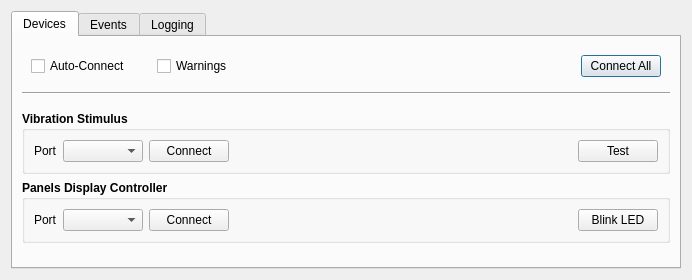
Qt form src/plugin/stampede/stampede_plugin.ui (janelia-idf/bias) before a commit.
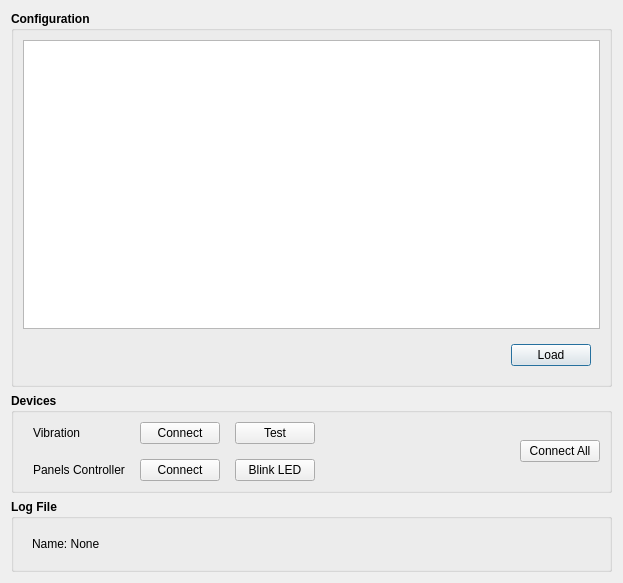
The same form after that commit. The open tabs and pages were chosen to show the change. Custom widgets are drawn as their Qt base class.

Commit message: Worked on stampede plugin.

```diff
--- a/src/plugin/stampede/stampede_plugin.ui
+++ b/src/plugin/stampede/stampede_plugin.ui
@@ -6,151 +6,32 @@
    <rect>
     <x>0</x>
     <y>0</y>
-    <width>692</width>
-    <height>266</height>
+    <width>623</width>
+    <height>583</height>
    </rect>
   </property>
   <property name="windowTitle">
-   <string>Dialog</string>
+   <string>Stampede Plugin Settings</string>
   </property>
-  <layout class="QVBoxLayout" name="verticalLayout">
-   <item>
-    <widget class="QTabWidget" name="settingsTabWidgetPtr">
-     <property name="currentIndex">
-      <number>1</number>
-     </property>
-     <widget class="QWidget" name="devicesTabPtr">
-      <attribute name="title">
-       <string>Devices</string>
-      </attribute>
       <layout class="QVBoxLayout" name="verticalLayout_2">
        <item>
+    <widget class="QGroupBox" name="configGroupBoxPtr">
+     <property name="font">
+      <font>
+       <weight>75</weight>
+       <bold>true</bold>
+      </font>
+     </property>
+     <property name="title">
+      <string>Configuration</string>
+     </property>
+     <layout class="QVBoxLayout" name="verticalLayout">
+      <item>
+       <widget class="QTextEdit" name="configTextEditPtr"/>
+      </item>
+      <item>
         <widget class="QWidget" name="widget" native="true">
-         <layout class="QHBoxLayout" name="horizontalLayout_3">
-          <item>
-           <widget class="QCheckBox" name="devAutoConnectCheckBoxPtr">
-            <property name="text">
-             <string>Auto-Connect</string>
-            </property>
-           </widget>
-          </item>
-          <item>
-           <spacer name="horizontalSpacer_3">
-            <property name="orientation">
-             <enum>Qt::Horizontal</enum>
-            </property>
-            <property name="sizeType">
-             <enum>QSizePolicy::Fixed</enum>
-            </property>
-            <property name="sizeHint" stdset="0">
-             <size>
-              <width>20</width>
-              <height>20</height>
-             </size>
-            </property>
-           </spacer>
-          </item>
-          <item>
-           <widget class="QCheckBox" name="devWarningsCheckBoxPtr">
-            <property name="text">
-             <string>Warnings</string>
-            </property>
-           </widget>
-          </item>
-          <item>
-           <spacer name="horizontalSpacer_4">
-            <property name="orientation">
-             <enum>Qt::Horizontal</enum>
-            </property>
-            <property name="sizeHint" stdset="0">
-             <size>
-              <width>40</width>
-              <height>20</height>
-             </size>
-            </property>
-           </spacer>
-          </item>
-          <item>
-           <widget class="QPushButton" name="devConnectAllPushButtonPtr">
-            <property name="text">
-             <string>Connect All</string>
-            </property>
-           </widget>
-          </item>
-         </layout>
-        </widget>
-       </item>
-       <item>
-        <widget class="Line" name="line">
-         <property name="orientation">
-          <enum>Qt::Horizontal</enum>
-         </property>
-        </widget>
-       </item>
-       <item>
-        <spacer name="verticalSpacer_3">
-         <property name="orientation">
-          <enum>Qt::Vertical</enum>
-         </property>
-         <property name="sizeType">
-          <enum>QSizePolicy::Fixed</enum>
-         </property>
-         <property name="sizeHint" stdset="0">
-          <size>
-           <width>20</width>
-           <height>10</height>
-          </size>
-         </property>
-        </spacer>
-       </item>
-       <item>
-        <widget class="QGroupBox" name="vibrationDevGroupBoxPtr">
-         <property name="font">
-          <font>
-           <weight>75</weight>
-           <bold>true</bold>
-          </font>
-         </property>
-         <property name="title">
-          <string>Vibration Stimulus</string>
-         </property>
          <layout class="QHBoxLayout" name="horizontalLayout_2">
-          <item>
-           <widget class="QLabel" name="label_2">
-            <property name="font">
-             <font>
-              <weight>50</weight>
-              <bold>false</bold>
-             </font>
-            </property>
-            <property name="text">
-             <string>Port</string>
-            </property>
-           </widget>
-          </item>
-          <item>
-           <widget class="QComboBox" name="vibrationDevPortComboBoxPtr">
-            <property name="minimumSize">
-             <size>
-              <width>80</width>
-              <height>0</height>
-             </size>
-            </property>
-           </widget>
-          </item>
-          <item>
-           <widget class="QPushButton" name="vibrationDevConnectPushButtonPtr">
-            <property name="font">
-             <font>
-              <weight>50</weight>
-              <bold>false</bold>
-             </font>
-            </property>
-            <property name="text">
-             <string>Connect</string>
-            </property>
-           </widget>
-          </item>
           <item>
            <spacer name="horizontalSpacer_2">
             <property name="orientation">
@@ -158,14 +39,14 @@
             </property>
             <property name="sizeHint" stdset="0">
              <size>
-              <width>376</width>
+             <width>481</width>
               <height>20</height>
              </size>
             </property>
            </spacer>
           </item>
           <item>
-           <widget class="QPushButton" name="vibrationDevTestPushButtonPtr">
+          <widget class="QPushButton" name="loadConfigPushButtonPtr">
             <property name="font">
              <font>
               <weight>50</weight>
@@ -173,15 +54,18 @@
              </font>
             </property>
             <property name="text">
-             <string>Test</string>
+            <string>Load</string>
             </property>
            </widget>
           </item>
          </layout>
         </widget>
        </item>
+     </layout>
+    </widget>
+   </item>
        <item>
-        <widget class="QGroupBox" name="panelsDevGroupBox">
+    <widget class="QGroupBox" name="devicesGroupBoxPtr">
          <property name="font">
           <font>
            <weight>75</weight>
@@ -189,33 +73,18 @@
           </font>
          </property>
          <property name="title">
-          <string>Panels Display Controller</string>
+      <string>Devices</string>
          </property>
          <layout class="QHBoxLayout" name="horizontalLayout">
           <item>
-           <widget class="QLabel" name="label">
-            <property name="font">
-             <font>
-              <weight>50</weight>
-              <bold>false</bold>
-             </font>
-            </property>
-            <property name="text">
-             <string>Port</string>
-            </property>
-           </widget>
-          </item>
-          <item>
-           <widget class="QComboBox" name="panelsDevPortComboBoxPtr">
-            <property name="minimumSize">
-             <size>
-              <width>80</width>
-              <height>0</height>
-             </size>
-            </property>
-           </widget>
-          </item>
-          <item>
+       <layout class="QGridLayout" name="gridLayout">
+        <property name="leftMargin">
+         <number>10</number>
+        </property>
+        <property name="spacing">
+         <number>15</number>
+        </property>
+        <item row="1" column="1">
            <widget class="QPushButton" name="panelsDevConnectPushButtonPtr">
             <property name="font">
              <font>
@@ -228,20 +97,7 @@
             </property>
            </widget>
           </item>
-          <item>
-           <spacer name="horizontalSpacer">
-            <property name="orientation">
-             <enum>Qt::Horizontal</enum>
-            </property>
-            <property name="sizeHint" stdset="0">
-             <size>
-              <width>376</width>
-              <height>20</height>
-             </size>
-            </property>
-           </spacer>
-          </item>
-          <item>
+        <item row="1" column="2">
            <widget class="QPushButton" name="panelsDevBlinkPushButtonPtr">
             <property name="font">
              <font>
@@ -254,156 +110,8 @@
             </property>
            </widget>
           </item>
-         </layout>
-        </widget>
-       </item>
-       <item>
-        <spacer name="verticalSpacer">
-         <property name="orientation">
-          <enum>Qt::Vertical</enum>
-         </property>
-         <property name="sizeHint" stdset="0">
-          <size>
-           <width>20</width>
-           <height>77</height>
-          </size>
-         </property>
-        </spacer>
-       </item>
-      </layout>
-     </widget>
-     <widget class="QWidget" name="parametersTabPtr">
-      <attribute name="title">
-       <string>Events</string>
-      </attribute>
-      <layout class="QVBoxLayout" name="verticalLayout_3">
-       <item>
-        <widget class="bias::StampedeEventWidget" name="vibrationEventWidgetPtr" native="true"/>
-       </item>
-       <item>
-        <widget class="bias::StampedeEventWidget" name="displayEventWidgetPtr" native="true"/>
-       </item>
-       <item>
-        <widget class="QWidget" name="widget_2" native="true">
-         <layout class="QHBoxLayout" name="horizontalLayout_6">
-          <item>
-           <widget class="QWidget" name="widget_5" native="true">
-            <layout class="QHBoxLayout" name="horizontalLayout_4">
-             <item>
-              <widget class="QLabel" name="label_6">
-               <property name="text">
-                <string> Start (t=0)</string>
-               </property>
-              </widget>
-             </item>
-             <item>
-              <spacer name="horizontalSpacer_5">
-               <property name="orientation">
-                <enum>Qt::Horizontal</enum>
-               </property>
-               <property name="sizeHint" stdset="0">
-                <size>
-                 <width>399</width>
-                 <height>20</height>
-                </size>
-               </property>
-              </spacer>
-             </item>
-             <item>
-              <widget class="QLabel" name="stopTimeLabelPtr">
-               <property name="text">
-                <string>Stop (t=5 sec)</string>
-               </property>
-              </widget>
-             </item>
-            </layout>
-           </widget>
-          </item>
-         </layout>
-        </widget>
-       </item>
-       <item>
-        <spacer name="verticalSpacer_2">
-         <property name="orientation">
-          <enum>Qt::Vertical</enum>
-         </property>
-         <property name="sizeHint" stdset="0">
-          <size>
-           <width>20</width>
-           <height>129</height>
-          </size>
-         </property>
-        </spacer>
-       </item>
-      </layout>
-     </widget>
-     <widget class="QWidget" name="LoggingTabPtr">
-      <attribute name="title">
-       <string>Logging</string>
-      </attribute>
-      <layout class="QVBoxLayout" name="verticalLayout_5">
-       <item>
-        <widget class="QGroupBox" name="logDataGroupBoxPtr">
-         <property name="font">
-          <font>
-           <weight>75</weight>
-           <bold>true</bold>
-          </font>
-         </property>
-         <property name="title">
-          <string>Data</string>
-         </property>
-         <layout class="QGridLayout" name="gridLayout">
-          <item row="3" column="0">
-           <widget class="QCheckBox" name="logDisplayStatusCheckBoxPtr">
-            <property name="font">
-             <font>
-              <weight>50</weight>
-              <bold>false</bold>
-             </font>
-            </property>
-            <property name="text">
-             <string>Display Status (On/Off)</string>
-            </property>
-            <property name="checked">
-             <bool>true</bool>
-            </property>
-           </widget>
-          </item>
-          <item row="0" column="0">
-           <widget class="QCheckBox" name="logFrameNumberCheckBoxPtr">
-            <property name="font">
-             <font>
-              <weight>50</weight>
-              <bold>false</bold>
-             </font>
-            </property>
-            <property name="text">
-             <string>Frame Number</string>
-            </property>
-            <property name="checked">
-             <bool>true</bool>
-            </property>
-           </widget>
-          </item>
-          <item row="3" column="1">
-           <widget class="QCheckBox" name="logPagerStatusCheckBoxPtr">
-            <property name="font">
-             <font>
-              <weight>50</weight>
-              <bold>false</bold>
-             </font>
-            </property>
-            <property name="text">
-             <string>Pager Status (On/Off)</string>
-            </property>
-            <property name="checked">
-             <bool>true</bool>
-            </property>
-           </widget>
-          </item>
           <item row="0" column="1">
-           <widget class="QCheckBox" name="logTrialParamCheckBoxPtr">
+         <widget class="QPushButton" name="vibrationDevConnectPushButtonPtr">
             <property name="font">
              <font>
               <weight>50</weight>
@@ -411,28 +119,53 @@
              </font>
             </property>
             <property name="text">
-             <string>Trial Parameters</string>
-            </property>
-            <property name="checked">
-             <bool>true</bool>
+           <string>Connect</string>
+          </property>
+         </widget>
+        </item>
+        <item row="0" column="0">
+         <widget class="QLabel" name="vibrationLabelPtr">
+          <property name="font">
+           <font>
+            <weight>50</weight>
+            <bold>false</bold>
+           </font>
+          </property>
+          <property name="text">
+           <string>Vibration </string>
             </property>
            </widget>
           </item>
           <item row="0" column="2">
-           <spacer name="horizontalSpacer_19">
-            <property name="orientation">
-             <enum>Qt::Horizontal</enum>
-            </property>
-            <property name="sizeHint" stdset="0">
-             <size>
-              <width>40</width>
-              <height>20</height>
-             </size>
-            </property>
-           </spacer>
-          </item>
-          <item row="3" column="2">
-           <spacer name="horizontalSpacer_20">
+         <widget class="QPushButton" name="vibrationDevTestPushButtonPtr">
+          <property name="font">
+           <font>
+            <weight>50</weight>
+            <bold>false</bold>
+           </font>
+          </property>
+          <property name="text">
+           <string>Test</string>
+          </property>
+         </widget>
+        </item>
+        <item row="1" column="0">
+         <widget class="QLabel" name="panelsControllerPtr">
+          <property name="font">
+           <font>
+            <weight>50</weight>
+            <bold>false</bold>
+           </font>
+          </property>
+          <property name="text">
+           <string>Panels Controller</string>
+          </property>
+         </widget>
+        </item>
+       </layout>
+      </item>
+      <item>
+       <spacer name="horizontalSpacer">
             <property name="orientation">
              <enum>Qt::Horizontal</enum>
             </property>
@@ -444,6 +177,19 @@
             </property>
            </spacer>
           </item>
+      <item>
+       <widget class="QPushButton" name="devConnectAllPushButtonPtr">
+        <property name="font">
+         <font>
+          <weight>50</weight>
+          <bold>false</bold>
+         </font>
+        </property>
+        <property name="text">
+         <string>Connect All</string>
+        </property>
+       </widget>
+      </item>
          </layout>
         </widget>
        </item>
@@ -478,68 +224,11 @@
             </layout>
            </widget>
           </item>
-          <item>
-           <widget class="QWidget" name="logFileOptionsWidgetPtr" native="true">
-            <layout class="QGridLayout" name="gridLayout_2">
-             <item row="0" column="1">
-              <spacer name="horizontalSpacer_21">
-               <property name="orientation">
-                <enum>Qt::Horizontal</enum>
-               </property>
-               <property name="sizeHint" stdset="0">
-                <size>
-                 <width>40</width>
-                 <height>20</height>
-                </size>
-               </property>
-              </spacer>
-             </item>
-             <item row="0" column="0">
-              <widget class="QLabel" name="label_3">
-               <property name="font">
-                <font>
-                 <weight>50</weight>
-                 <bold>false</bold>
-                </font>
-               </property>
-               <property name="text">
-                <string>Options: </string>
-               </property>
-              </widget>
-             </item>
             </layout>
            </widget>
           </item>
          </layout>
         </widget>
-       </item>
-       <item>
-        <spacer name="verticalSpacer_4">
-         <property name="orientation">
-          <enum>Qt::Vertical</enum>
-         </property>
-         <property name="sizeHint" stdset="0">
-          <size>
-           <width>20</width>
-           <height>320</height>
-          </size>
-         </property>
-        </spacer>
-       </item>
-      </layout>
-     </widget>
-    </widget>
-   </item>
-  </layout>
- </widget>
- <customwidgets>
-  <customwidget>
-   <class>bias::StampedeEventWidget</class>
-   <extends>QWidget</extends>
-   <header>stampede_event_widget.hpp</header>
-   <container>1</container>
-  </customwidget>
- </customwidgets>
  <resources/>
  <connections/>
 </ui>
```
Lines whose indentation alone changed are shown as unchanged. The commit also changes 22 other files.
